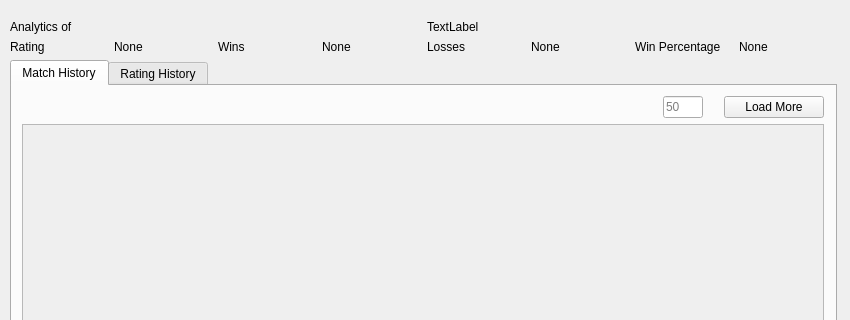
Qt form data/ui_prototyping/analytics_window.ui (oohjio/Aoe2-Dashboard) before a commit; both pictures show x 0 to 850 and y 0 to 320 of the 850 by 590 pixel window.
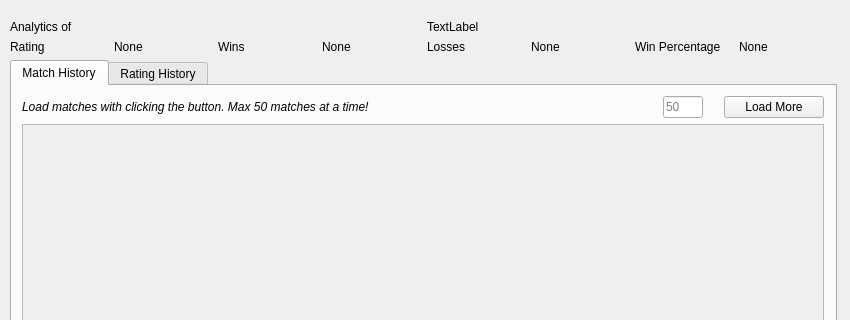
The same form after that commit.

```diff
--- a/data/ui_prototyping/analytics_window.ui
+++ b/data/ui_prototyping/analytics_window.ui
@@ -140,15 +140,27 @@
           <height>444</height>
          </rect>
         </property>
-        <layout class="QVBoxLayout" name="mh_tab_v_layout_4">
+        <layout class="QVBoxLayout" name="mh_tab_v_layout">
          <item>
-          <layout class="QHBoxLayout" name="mh_tab_bar_h_layout_4">
+          <layout class="QHBoxLayout" name="mh_tab_bar_h_layout">
            <property name="sizeConstraint">
             <enum>QLayout::SetDefaultConstraint</enum>
            </property>
            <property name="leftMargin">
             <number>0</number>
            </property>
+           <item>
+            <widget class="QLabel" name="mh_tab_info_label">
+             <property name="font">
+              <font>
+               <italic>true</italic>
+              </font>
+             </property>
+             <property name="text">
+              <string>Load matches with clicking the button. Max 50 matches at a time!</string>
+             </property>
+            </widget>
+           </item>
            <item alignment="Qt::AlignRight">
             <widget class="QLineEdit" name="mh_tab_load_line_edit_4">
              <property name="maximumSize">
@@ -241,7 +253,7 @@
           <height>444</height>
          </rect>
         </property>
-        <layout class="QVBoxLayout" name="mh_tab_v_layout">
+        <layout class="QVBoxLayout" name="rh_tab_v_layout">
          <item>
           <layout class="QHBoxLayout" name="rh_tab_bar_h_layout">
            <property name="sizeConstraint">
```
Left out of the diff: 14 changed lines with no effect on the pictures.
